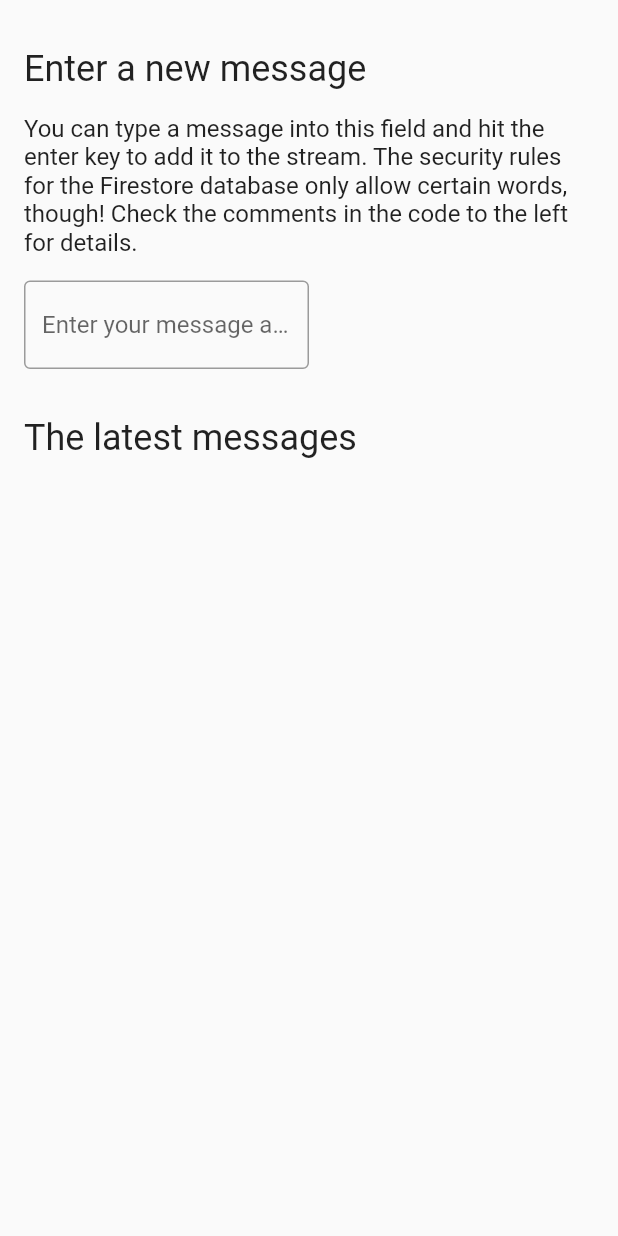
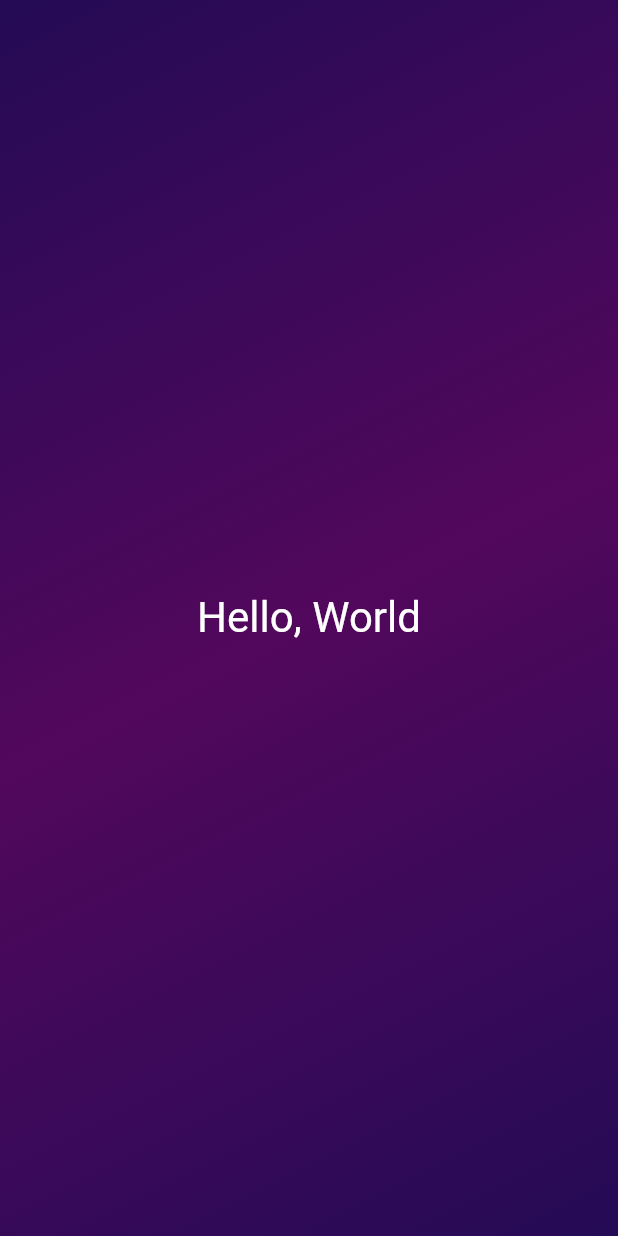
Before and after one commit to MilindIO/testinf, a Flutter app: the screen it shows after launch, on a phone screen of 412 x 824 dp. Run offline on Flutter 3.47's test engine with Material 2 defaults, Android fonts, the phone set to English and light mode, and no system bars; our stand-ins replace firebase_core; accounts and stored records are empty.

Commit message:
furst commit

```diff
--- a/lib/main.dart
+++ b/lib/main.dart
@@ -1,147 +1,30 @@
-// Based on https://dartpad.dev/?id=d57c6c898dabb8c6fb41018588b8cf73
-import 'package:cloud_firestore/cloud_firestore.dart';
-import 'package:firebase_auth/firebase_auth.dart';
-import 'package:firebase_core/firebase_core.dart';
 import 'package:flutter/material.dart';
-import 'package:intl/intl.dart';
-import 'firebase_options.dart';
 
-const Color darkBlue = Color.fromARGB(255, 18, 32, 47);
-
-const messageLimit = 30;
-
-void main() async {
-  try {
-    WidgetsFlutterBinding.ensureInitialized();
-  } catch (e, st) {
-    print(e);
-    print(st);
-  }
-
-  // The first step to using Firebase is to configure it so that our code can
-  // find the Firebase project on the servers. This is not a security risk, as
-  // explained here: https://stackoverflow.com/a/37484053
-  await Firebase.initializeApp(
-    options: DefaultFirebaseOptions.currentPlatform,
-  );
-
-  // We sign the user in anonymously, meaning they get a user ID without having
-  // to provide credentials. While this doesn't allow us to identify the user,
-  // this would, for example, still allow us to associate data in the database
-  // with each user.
-  await FirebaseAuth.instance.signInAnonymously();
-
-  runApp(MyApp());
-}
-
-class MyApp extends StatelessWidget {
-  final DateFormat formatter = DateFormat('MM/dd HH:mm:SS');
-
-  MyApp({Key? key}) : super(key: key);
-
-  @override
-  Widget build(BuildContext context) {
-    return MaterialApp(
+void main() {
+  runApp(
+    MaterialApp(
       home: Scaffold(
-        body: Padding(
-          padding: const EdgeInsets.symmetric(horizontal: 16.0),
-          child: Column(
-            crossAxisAlignment: CrossAxisAlignment.start,
-            children: [
-              // The user can send a message to Firebase. What they can send is
-              // protected by server-side security rules, which in this case
-              // only allow chat messages that this regular expression:
-              //
-              //    ^((?i)hello|\\s|firebase|welcome|to|summit|the|this|
-              //    everyone|good|morning|afternoon|firestore|meetup|
-              //    devfest|virtual|online)+
-              //
-              // In a real project you'd probably expand that, for example by
-              // only allowing users that you explicitly approve to post
-              // messages.
-              const SizedBox(height: 32),
-              Text(
-                'Enter a new message',
-                style: Theme.of(context).textTheme.headlineSmall,
-              ),
-              const SizedBox(height: 16),
-              Text(
-                'You can type a message into this field and hit the enter key '
-                'to add it to the stream. The security rules for the '
-                'Firestore database only allow certain words, though! Check '
-                'the comments in the code to the left for details.',
-                style: Theme.of(context).textTheme.titleMedium,
-              ),
-              const SizedBox(height: 16),
-              FractionallySizedBox(
-                widthFactor: 0.5,
-                child: TextField(
-                  decoration: const InputDecoration(
-                      border: OutlineInputBorder(),
-                      hintText: 'Enter your message and hit Enter'),
-                  onSubmitted: (String value) {
-                    FirebaseFirestore.instance.collection('chat').add(
-                      {
-                        'message': value,
-                        'timestamp': DateTime.now().millisecondsSinceEpoch
-                      },
-                    );
-                  },
-                ),
-              ),
-              // We use a stream builder to both read the initial data from the
-              // database and listen to updates to that data in realtime. The
-              // database we use is called Firestore, and we are asking the 10
-              // most recent messages.
-              const SizedBox(height: 32),
-              Text(
-                'The latest messages',
-                style: Theme.of(context).textTheme.headlineSmall,
-              ),
-              const SizedBox(height: 16),
-              Expanded(
-                child: StreamBuilder<QuerySnapshot>(
-                  stream: FirebaseFirestore.instance
-                      .collection('chat')
-                      .orderBy('timestamp', descending: true)
-                      .limit(messageLimit)
-                      .snapshots(),
-                  builder: (context, snapshot) {
-                    if (snapshot.hasError) {
-                      return Center(child: Text('$snapshot.error'));
-                    } else if (!snapshot.hasData) {
-                      return const Center(
-                        child: SizedBox(
-                          width: 50,
-                          height: 50,
-                          child: CircularProgressIndicator(),
-                        ),
-                      );
-                    }
-
-                    var docs = snapshot.data!.docs;
-
-                    return ListView.builder(
-                      itemCount: docs.length,
-                      itemBuilder: (context, i) {
-                        return ListTile(
-                          leading: DefaultTextStyle.merge(
-                            style: const TextStyle(color: Colors.indigo),
-                            child: Text(formatter.format(
-                                DateTime.fromMillisecondsSinceEpoch(
-                                    docs[i]['timestamp']))),
-                          ),
-                          title: Text('${docs[i]['message']}'),
-                        );
-                      },
-                    );
-                  },
-                ),
-              ),
-            ],
+        body: Container(
+          decoration: const BoxDecoration(
+            gradient: LinearGradient(
+              colors: [
+                Color(0xf41b004e),
+                Color(0xff52085c),
+                Color(0xf41b004e),
+              ],
+              begin: Alignment.topLeft,
+              end: Alignment.bottomRight,
+            ),
+          ),
+          child: const Center(
+            child: Text("Hello, World",
+                style: TextStyle(
+                  color: Colors.white,
+                  fontSize: 28,
+                )),
           ),
         ),
       ),
-    );
-  }
+    ),
+  );
 }
```
